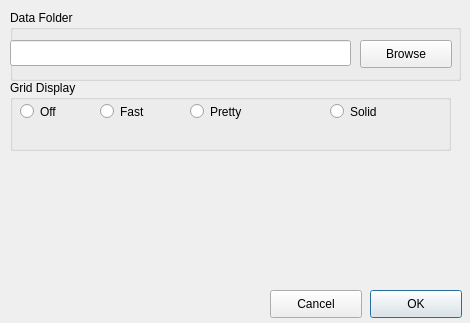
Qt form tools/world-editor/SettingsDialog.ui (andrewrk/motrs) before a commit.
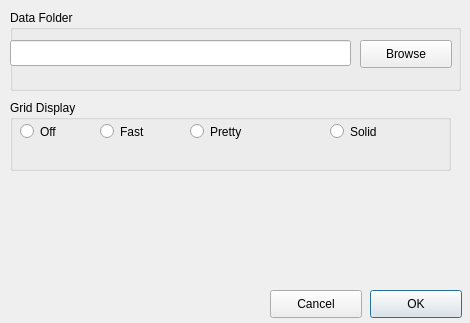
The same form after that commit.

Diff of the .ui file:
```diff
--- a/tools/world-editor/SettingsDialog.ui
+++ b/tools/world-editor/SettingsDialog.ui
@@ -43,7 +43,7 @@
    <property name="geometry">
     <rect>
      <x>10</x>
-     <y>80</y>
+     <y>100</y>
      <width>441</width>
      <height>71</height>
     </rect>
@@ -110,7 +110,7 @@
      <x>10</x>
      <y>10</y>
      <width>451</width>
-     <height>71</height>
+     <height>81</height>
     </rect>
    </property>
    <property name="title">
@@ -139,6 +139,22 @@
      <string>Browse</string>
     </property>
    </widget>
+   <widget class="QLabel" name="lblValid">
+    <property name="geometry">
+     <rect>
+      <x>1</x>
+      <y>60</y>
+      <width>341</width>
+      <height>20</height>
+     </rect>
+    </property>
+    <property name="text">
+     <string/>
+    </property>
+    <property name="alignment">
+     <set>Qt::AlignRight|Qt::AlignTrailing|Qt::AlignVCenter</set>
+    </property>
+   </widget>
   </widget>
  </widget>
  <resources/>
```
